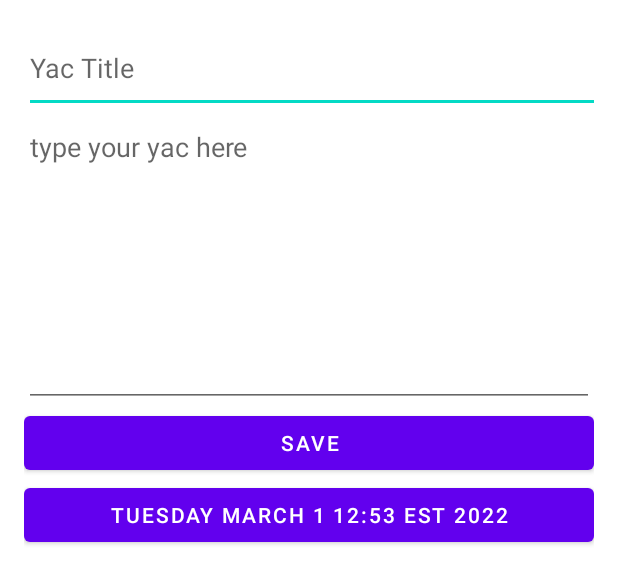
After one commit to GAC-Yac/GACYac, an Android app: the layout create_post.xml on its own in the app's theme, with its tools: preview values and no code run, on a phone screen of 412 x 824 dp. The commit adds this screen. Shown: the top 584 px of the screen. Run offline under Robolectric (Android 15) with nearby library versions, the phone set to English and light mode, and no system bars.

Commit message:
Adds create post file

```diff
--- /dev/null
+++ b/app/src/main/res/layout/create_post.xml
@@ -0,0 +1,33 @@
+<?xml version="1.0" encoding="utf-8"?>
+<LinearLayout xmlns:android="http://schemas.android.com/apk/res/android"
+    android:orientation="vertical"
+    android:layout_width="match_parent"
+    android:layout_height="match_parent"
+    android:layout_margin = "16dp">
+
+    <EditText
+        android:id="@+id/post_title"
+        android:layout_width="390dp"
+        android:layout_height="59dp"
+        android:hint="@string/post_title" />
+
+    <EditText
+        android:id="@+id/post_text"
+        android:layout_width="match_parent"
+        android:layout_height="196dp"
+        android:hint="@string/post_text"
+        android:gravity="top"/>
+
+    <Button
+        android:id="@+id/save_post"
+        android:layout_width="match_parent"
+        android:layout_height="wrap_content"
+        android:text="@string/save_text" />
+
+    <Button
+        android:id="@+id/post_date"
+        android:layout_width="match_parent"
+        android:layout_height="wrap_content"
+        android:text="Tuesday March 1 12:53 EST 2022" />
+
+</LinearLayout>
--- a/app/src/main/res/values/strings.xml
+++ b/app/src/main/res/values/strings.xml
@@ -2,4 +2,7 @@
     <string name="app_name">GACYac</string>
     <string name="add">Add</string>
     <string name="bonus_points">BP</string>
+    <string name="post_title">Yac Title</string>
+    <string name="post_text">type your yac here</string>
+    <string name="save_text">save</string>
 </resources>
```
